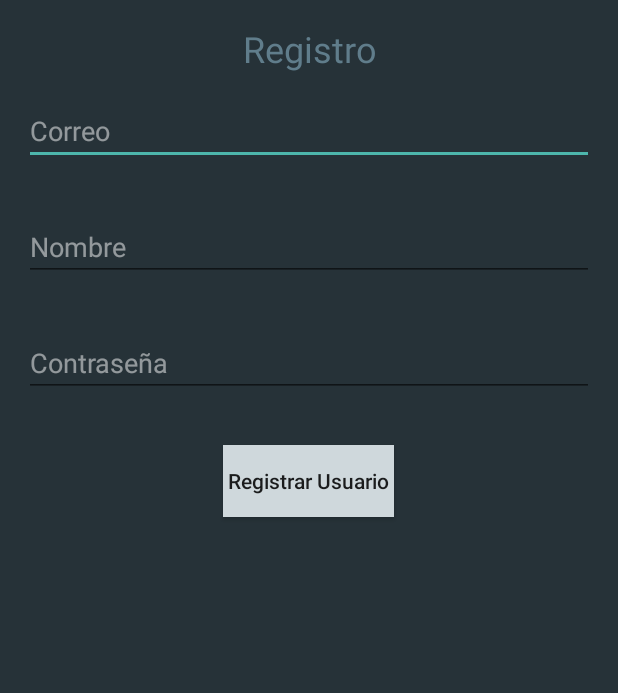
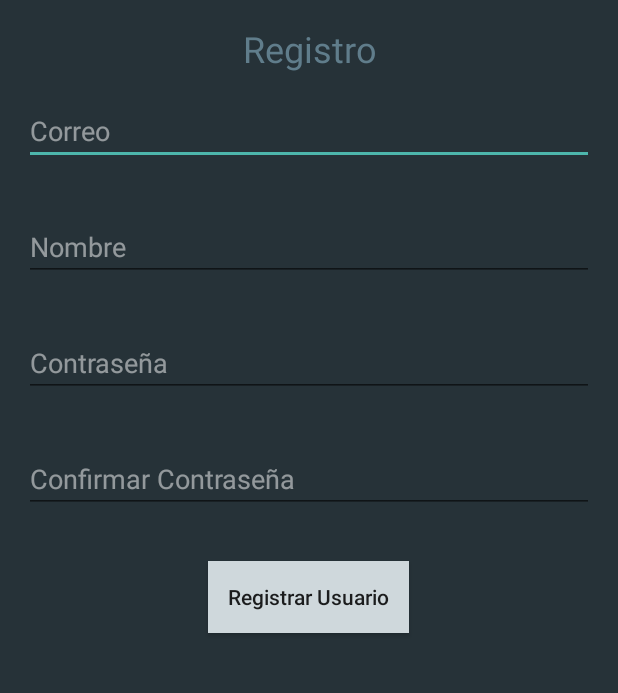
Before and after one commit to JavierIRodriguez/BW4Ever, an Android app: the RegistroActivity screen opened directly, with no data from a screen before it, after a tap on "Registrar Usuario", on a phone screen of 412 x 824 dp, the part 176-869 px from its top. Run offline under Robolectric (Android 15) with nearby library versions, the phone set to English and light mode, and no system bars; our stand-ins replace Firebase (no records; nobody signed in at launch, a user with empty details on screens opened directly).

Commit message:
Se agregan verificaciones adicionales a los campos de ingreso de información del Registro y algunos cambios en el diseño.

```diff
--- a/app/src/main/java/com/example/bw4ever/RegistroActivity.java
+++ b/app/src/main/java/com/example/bw4ever/RegistroActivity.java
@@ -19,9 +19,12 @@ import com.google.firebase.auth.FirebaseAuthUserCollisionException;
 import com.google.firebase.database.DatabaseReference;
 import com.google.firebase.database.FirebaseDatabase;
 
+import java.util.regex.Matcher;
+import java.util.regex.Pattern;
+
 public class RegistroActivity extends AppCompatActivity {
 
-    EditText txtNombre, txtCorreo, txtPassword;
+    EditText txtNombre, txtCorreo, txtPassword, txtConf;
     FirebaseAuth firebaseAuth;
     FirebaseDatabase firebaseDatabase;
 
@@ -35,6 +38,7 @@ public class RegistroActivity extends AppCompatActivity {
         txtNombre = findViewById(R.id.txt_registroNombre);
         txtCorreo = findViewById(R.id.txt_registroMail);
         txtPassword = findViewById(R.id.txt_registroPassword);
+        txtConf = findViewById(R.id.txt_registroConfirmarPass);
 
         firebaseAuth = FirebaseAuth.getInstance();
         firebaseDatabase = FirebaseDatabase.getInstance();
@@ -44,23 +48,41 @@ public class RegistroActivity extends AppCompatActivity {
         progressDialog.setCancelable(false);
     }
 
+    public boolean checkEmail (String _correo){
+        Pattern pattern = Pattern.compile("[A-Za-z0-9._%+-]+@[A-Za-z0-9.-]+\\.[A-Za-z]{2,4}");
+        Matcher mat = pattern.matcher(_correo);
+        if(mat.matches()){
+            return true;
+        }
+        else{
+            return false;
+        }
+    }
+
     public void registrarUsuario(View view) {
         final String nombre = txtNombre.getText().toString();
         final String correo = txtCorreo.getText().toString();
         final String password = txtPassword.getText().toString();
+        final String confPass = txtConf.getText().toString();
 
-        if(correo.isEmpty() || nombre.isEmpty() || password.isEmpty() || password.length() < 6){
+        if(!checkEmail(correo)){
+            Toast.makeText(this, "Debe ingresar un correo válido!", Toast.LENGTH_SHORT).show();
+        }
+        else {
+            if (!password.equals(confPass)) {
+                Toast.makeText(this, "Las contraseñas deben coincidir!", Toast.LENGTH_SHORT).show();
+            } else {
+                if (correo.isEmpty() || nombre.isEmpty() || password.isEmpty() || password.length() < 6) {
                     Toast.makeText(this, "Verifique datos!", Toast.LENGTH_SHORT).show();
-        }
-        else{
-            progressDialog.setMessage("Conectado con la Base de Datos...");
+                } else {
+                    progressDialog.setMessage("Conectando con la Base de Datos...");
                     progressDialog.show();
 
                     firebaseAuth.createUserWithEmailAndPassword(correo, password)
                             .addOnCompleteListener(this, new OnCompleteListener<AuthResult>() {
                                 @Override
                                 public void onComplete(@NonNull Task<AuthResult> task) {
-                            if(task.isSuccessful()){
+                                    if (task.isSuccessful()) {
                                         Usuario user = new Usuario();
                                         user.setNombre(nombre);
                                         user.setCorreo(correo);
@@ -70,12 +92,10 @@ public class RegistroActivity extends AppCompatActivity {
                                         ref.push().setValue(user);
 
                                         Toast.makeText(RegistroActivity.this, "Usuario registrado con exito!", Toast.LENGTH_SHORT).show();
-                            }
-                            else{
-                                if(task.getException() instanceof FirebaseAuthUserCollisionException){
+                                    } else {
+                                        if (task.getException() instanceof FirebaseAuthUserCollisionException) {
                                             Toast.makeText(RegistroActivity.this, "Este correo ya se encuentra registrado!", Toast.LENGTH_SHORT).show();
-                                }
-                                else{
+                                        } else {
                                             Toast.makeText(RegistroActivity.this, "Ocurrió un error!", Toast.LENGTH_SHORT).show();
                                         }
                                     }
@@ -83,6 +103,7 @@ public class RegistroActivity extends AppCompatActivity {
                                 }
                             });
                 }
-
             }
         }
+    }
+}
--- a/app/src/main/res/layout/activity_login.xml
+++ b/app/src/main/res/layout/activity_login.xml
@@ -40,7 +40,8 @@
 
     <Button
         android:id="@+id/btn_login"
-        android:text=" Iniciar Sesión "
+        android:text="Iniciar Sesión"
+        android:padding="10dp"
         android:textAllCaps="false"
         android:onClick="iniciarSesion"
         android:background="@color/colorBrighter"
--- a/app/src/main/res/layout/activity_registro.xml
+++ b/app/src/main/res/layout/activity_registro.xml
@@ -55,11 +55,22 @@
         android:layout_width="match_parent"
         android:layout_height="wrap_content"/>
 
+    <EditText
+        android:id="@+id/txt_registroConfirmarPass"
+        android:hint="Confirmar Contraseña"
+        android:inputType="textPassword"
+        android:layout_margin="16dp"
+        android:textColorHint="#80FFFFFF"
+        android:textColor="#ffff"
+        android:layout_width="match_parent"
+        android:layout_height="wrap_content"/>
+
     <Button
         android:id="@+id/btn_registro"
         android:text=" Registrar Usuario "
         android:textAllCaps="false"
         android:onClick="registrarUsuario"
+        android:padding="10dp"
         android:layout_margin="16dp"
         android:background="@color/colorBrighter"
         android:layout_width="wrap_content"
```
Lines whose indentation alone changed are shown as unchanged.
